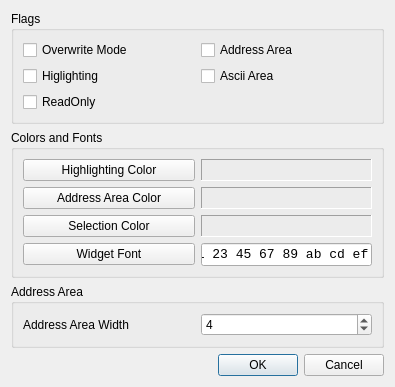
This is example/optionsdialog.ui in Simsys/qhexedit2 as Qt 5 draws it before an edit. The edited form follows.
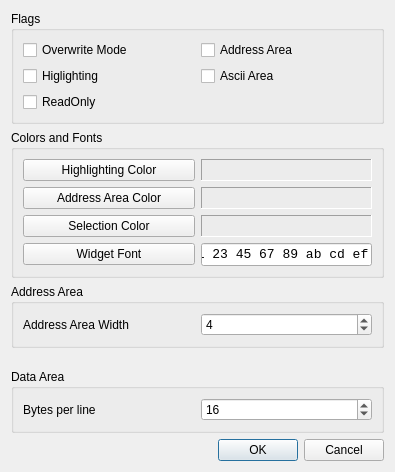
This is the edited form.

Commit message: Bytes number per line became a property.

Patch:
```diff
--- a/example/optionsdialog.ui
+++ b/example/optionsdialog.ui
@@ -7,7 +7,7 @@
     <x>0</x>
     <y>0</y>
     <width>395</width>
-    <height>362</height>
+    <height>472</height>
    </rect>
   </property>
   <property name="windowTitle">
@@ -231,6 +231,37 @@
      </property>
     </spacer>
    </item>
+   <item>
+    <widget class="QGroupBox" name="groupBox">
+     <property name="title">
+      <string>Data Area</string>
+     </property>
+     <layout class="QHBoxLayout" name="horizontalLayout">
+      <item>
+       <widget class="QLabel" name="lbBytesPerLine">
+        <property name="text">
+         <string>Bytes per line</string>
+        </property>
+       </widget>
+      </item>
+      <item>
+       <widget class="QSpinBox" name="sbBytesPerLine">
+        <property name="minimum">
+         <number>1</number>
+        </property>
+        <property name="maximum">
+         <number>1024</number>
+        </property>
+        <property name="value">
+         <number>16</number>
+        </property>
+       </widget>
+      </item>
+     </layout>
+     <zorder>sbBytesPerLine</zorder>
+     <zorder>lbBytesPerLine</zorder>
+    </widget>
+   </item>
    <item>
     <widget class="QDialogButtonBox" name="buttonBox">
      <property name="orientation">
```
Left out of the diff: 85 changed lines with no effect on the pictures. The commit also changes 4 other files.
